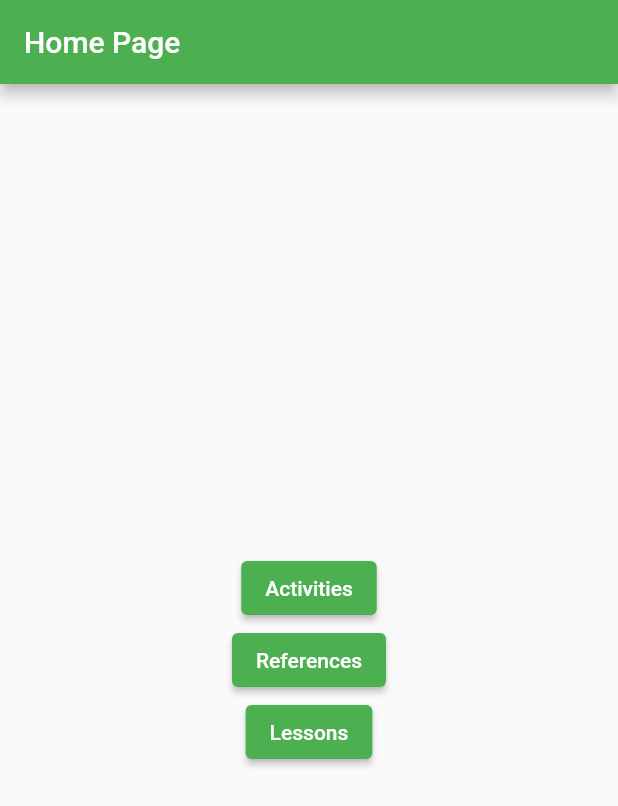
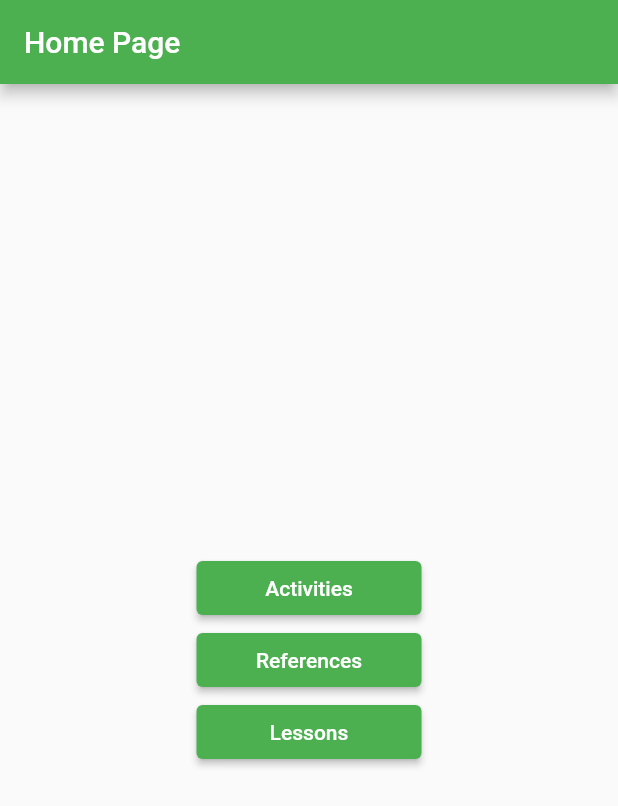
Before and after one commit to MitchellMaliglig/Mobile-App-Project-CS-4750-, a Flutter app: the screen it shows after launch, on a phone screen of 412 x 824 dp. Shown: the top 806 px of the screen. Run offline on Flutter 3.47's test engine with Material 2 defaults, Android fonts, the phone set to English and light mode, and no system bars; our stand-ins replace flutter_tts; missing offline and left inert: kana_kit.

Commit message:
minor changes

```diff
--- a/lib/Activities_Page.dart
+++ b/lib/Activities_Page.dart
@@ -27,7 +27,8 @@ class _ActivitiesPageState extends State<ActivitiesPage> {
                       MaterialPageRoute(builder: (context) => KanaPractice()),
                   );
                   },
-                child: Text('Kana Practice')),
+                child: Text('Kana Practice')
+            ),
           ],
         ),
       ),
--- a/lib/main.dart
+++ b/lib/main.dart
@@ -12,7 +12,7 @@ class MyApp extends StatelessWidget {
   Widget build(BuildContext context) {
     return MaterialApp(
       debugShowCheckedModeBanner: false,
-      title: 'Flutter Demo 2',
+      title: 'Japanese For Beginners',
       theme: ThemeData(
         primarySwatch: Colors.green,
       ),
@@ -39,8 +39,11 @@ class _MyHomePageState extends State<MyHomePage> {
         title: Text(widget.title),
       ),
       body: Center(
+        child: IntrinsicWidth(
+          stepWidth: 150,
           child: Column(
             mainAxisAlignment: MainAxisAlignment.center,
+            crossAxisAlignment: CrossAxisAlignment.stretch,
             children: <Widget>[
               ElevatedButton(
                   onPressed: (){
@@ -75,6 +78,7 @@ class _MyHomePageState extends State<MyHomePage> {
             ],
           ),
         ),
+      ),
     );
   }
 }
--- a/pubspec.yaml
+++ b/pubspec.yaml
@@ -58,6 +58,7 @@ flutter:
     - assets/hiraganachart.png
     - assets/katakanachart.png
     - assets/basichiraganachart.png
+    - assets/j4b_icon.png
   #   - images/a_dot_burr.jpeg
   #   - images/a_dot_ham.jpeg
 
```
Also changed, not shown: lib/activities/kana_practice.dart (+10 -1 lines), 1 other file. Lines whose indentation alone changed are shown as unchanged.
